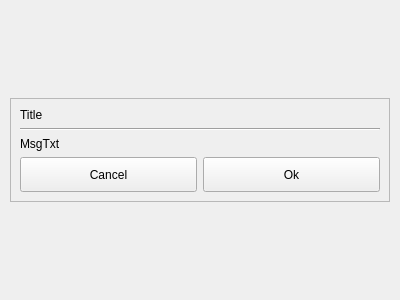
ic005k/Knot-Legacy, file src/ShowMessage.ui: the form before one commit.
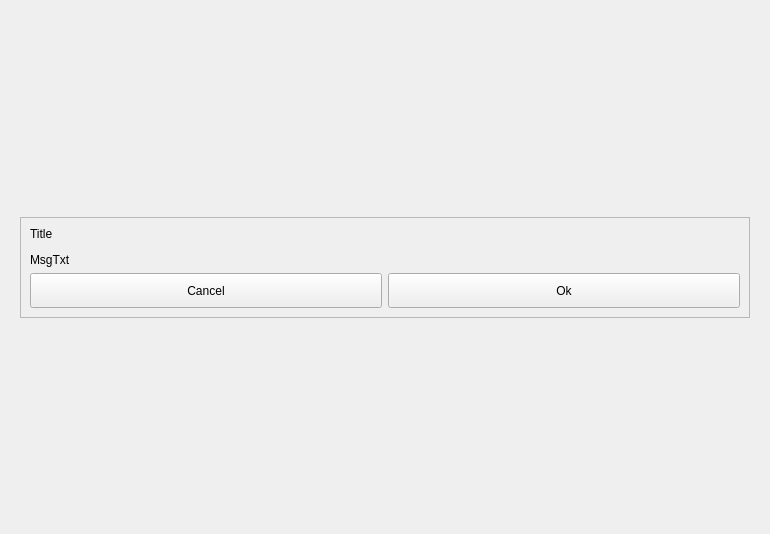
The form after the commit.

Commit message: Redesigned the message box.

What changed in the file:
```diff
--- a/src/ShowMessage.ui
+++ b/src/ShowMessage.ui
@@ -6,40 +6,31 @@
    <rect>
     <x>0</x>
     <y>0</y>
-    <width>400</width>
-    <height>300</height>
+    <width>770</width>
+    <height>534</height>
    </rect>
   </property>
   <property name="windowTitle">
    <string>Dialog</string>
   </property>
   <layout class="QGridLayout" name="gridLayout">
-   <property name="leftMargin">
-    <number>10</number>
-   </property>
-   <property name="topMargin">
-    <number>50</number>
-   </property>
-   <property name="rightMargin">
-    <number>10</number>
-   </property>
-   <property name="bottomMargin">
-    <number>50</number>
-   </property>
-   <item row="2" column="0">
-    <spacer name="verticalSpacer">
+   <item row="0" column="0">
+    <widget class="QWidget" name="widget" native="true">
+     <layout class="QVBoxLayout" name="verticalLayout_2">
+      <item>
+       <spacer name="verticalSpacer_2">
      <property name="orientation">
       <enum>Qt::Vertical</enum>
      </property>
      <property name="sizeHint" stdset="0">
       <size>
        <width>20</width>
-       <height>40</height>
+          <height>165</height>
       </size>
      </property>
     </spacer>
    </item>
-   <item row="1" column="0">
+      <item>
     <widget class="QFrame" name="frame">
      <property name="frameShape">
       <enum>QFrame::StyledPanel</enum>
@@ -62,9 +53,12 @@
        </widget>
       </item>
       <item>
-       <widget class="Line" name="line">
-        <property name="orientation">
-         <enum>Qt::Horizontal</enum>
+          <widget class="QFrame" name="hframe">
+           <property name="frameShape">
+            <enum>QFrame::StyledPanel</enum>
+           </property>
+           <property name="frameShadow">
+            <enum>QFrame::Raised</enum>
         </property>
        </widget>
       </item>
@@ -120,8 +114,8 @@
      </layout>
     </widget>
    </item>
-   <item row="0" column="0">
-    <spacer name="verticalSpacer_2">
+      <item>
+       <spacer name="verticalSpacer">
      <property name="orientation">
       <enum>Qt::Vertical</enum>
      </property>
@@ -132,6 +126,9 @@
       </size>
      </property>
     </spacer>
+      </item>
+     </layout>
+    </widget>
    </item>
   </layout>
  </widget>
```
Lines whose indentation alone changed are shown as unchanged. The commit also changes 5 other files.
